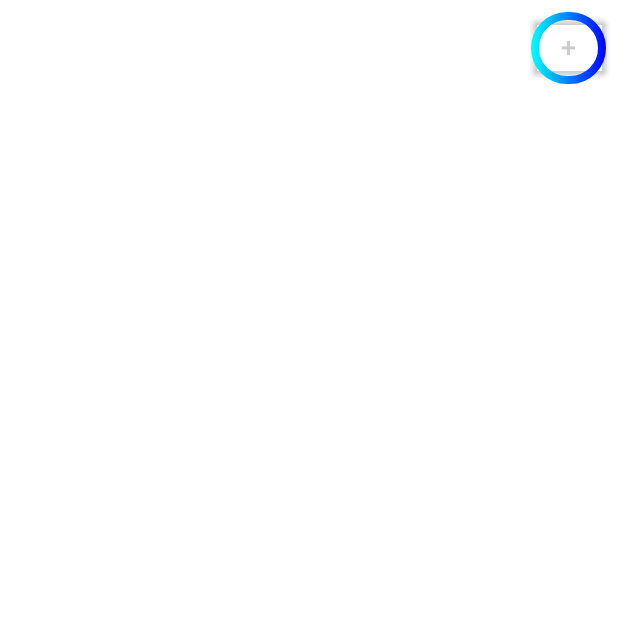
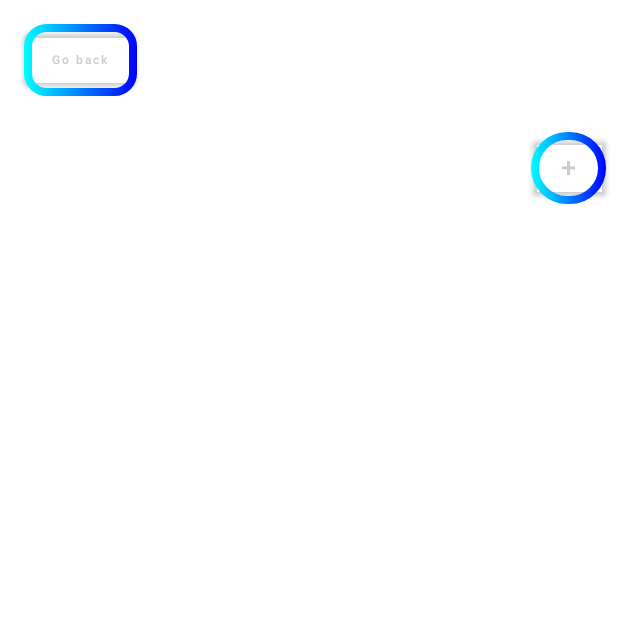
Before and after one commit to Capybara-Dev-Team/ProShaped-app, an Android app built with Jetpack Compose: the composable DisplayWorkout called with empty values, on a phone screen of 412 x 824 dp, the top half of it. Run offline under Robolectric (Android 15) with nearby library versions, the phone set to English and light mode, and no system bars; 2 statements that could not run were skipped.

Commit message:
Added back button in display screen

```diff
--- a/ProShaped/app/src/main/java/com/example/proshapedapp/workoutScreenPackage/DisplayWorkout.kt
+++ b/ProShaped/app/src/main/java/com/example/proshapedapp/workoutScreenPackage/DisplayWorkout.kt
@@ -44,7 +44,49 @@ fun DisplayWorkout(navController: NavController, name: String?) {
             modifier = Modifier
                 .fillMaxWidth()
                 .padding(8.dp),
-            contentAlignment = Alignment.TopEnd
+            contentAlignment = Alignment.TopStart
+        ) {
+            Button(
+                onClick = {
+                    navController.navigate("workout")
+                },
+                colors = ButtonDefaults.buttonColors(
+                    backgroundColor = Color.Transparent,
+                    contentColor = Color.LightGray
+
+                ),
+                modifier = Modifier
+                    .padding(8.dp)
+                    .border(
+                        width = 5.dp,
+                        brush = Brush.horizontalGradient(listOf(Color.Cyan, Color.Blue)),
+                        shape = RoundedCornerShape(15.dp)
+                    )
+                    .width(75.dp)
+                    .background(
+                        Brush.horizontalGradient(
+                            colors = listOf(
+                                Color.Transparent,
+                                Color.Transparent
+                            ),
+                            startX = 150f
+                        )
+                    )
+            ) {
+                Text(text = "Go back", fontSize = 8.sp)
+            }
+        }
+
+        //just to see that the right argument is passed
+        if (name != null) {
+            Text(text = name)
+        }
+
+        Box(
+            modifier = Modifier
+                .fillMaxWidth()
+                .padding(8.dp),
+            contentAlignment = Alignment.BottomEnd
         ) {
             Button(
                 onClick = {
@@ -75,10 +117,5 @@ fun DisplayWorkout(navController: NavController, name: String?) {
                 Text(text = "+", fontSize = 18.sp)
             }
         }
-
-        //just to see that the right argument is passed
-        if (name != null) {
-            Text(text = name)
-        }
     }
 }
--- a/ProShaped/app/src/main/java/com/example/proshapedapp/workoutScreenPackage/chestPackage/ChestScreen.kt
+++ b/ProShaped/app/src/main/java/com/example/proshapedapp/workoutScreenPackage/chestPackage/ChestScreen.kt
@@ -28,7 +28,14 @@ fun ChestScreen(navController: NavController) {
         horizontalAlignment = Alignment.Start,
         verticalArrangement = Arrangement.Center
     ) {
-        Button(onClick = {
+        Box(
+            modifier = Modifier
+                .fillMaxWidth()
+                .padding(8.dp),
+            contentAlignment = Alignment.TopStart
+        ) {
+            Button(
+                onClick = {
                     navController.navigate("workout")
                 },
                 colors = ButtonDefaults.buttonColors(
@@ -55,6 +62,7 @@ fun ChestScreen(navController: NavController) {
                     )
             ) {
                 Text(text = "Go back", fontSize = 8.sp)
+            }
         }
 
         Spacer(modifier = Modifier.size(64.dp))
```
Lines whose indentation alone changed are shown as unchanged.
